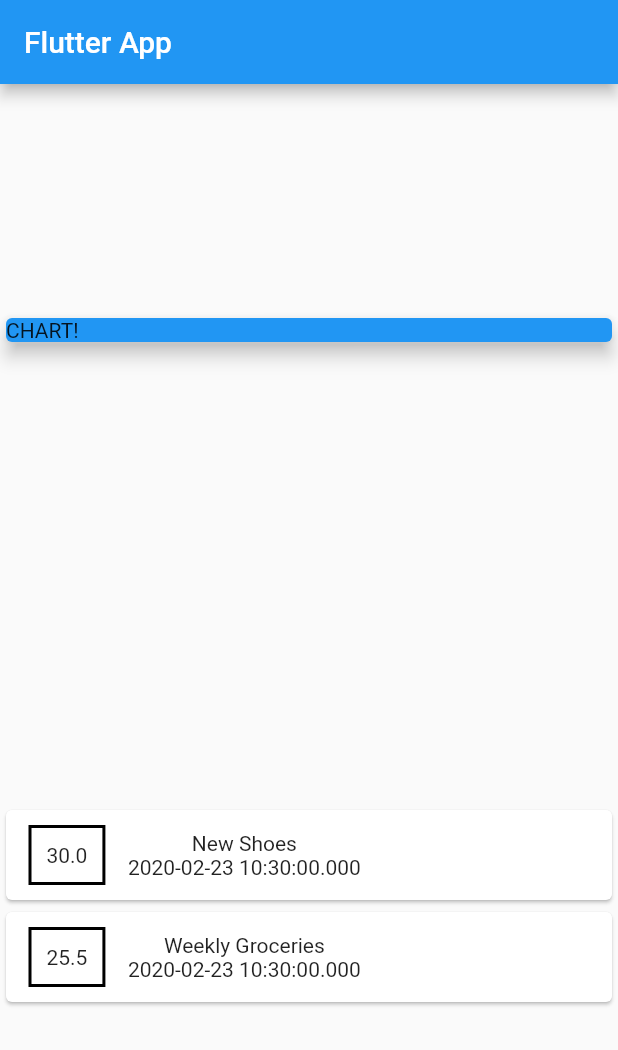
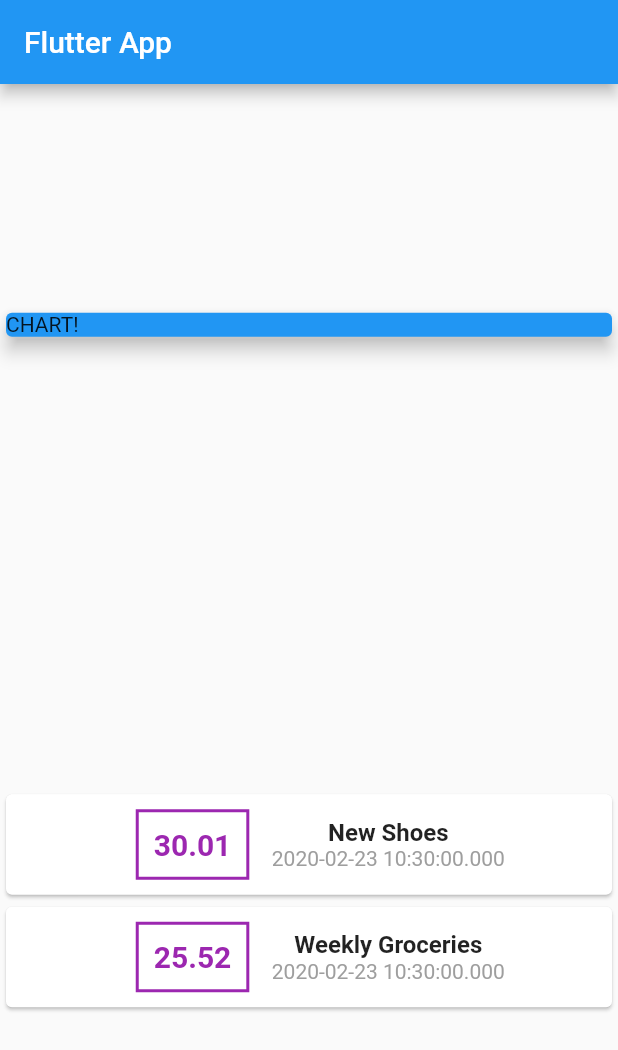
Before and after one commit to MatthieuNadeau96/Flutter_personal_expenses, a Flutter app: the screen it shows after launch, on a phone screen of 412 x 824 dp. Shown: the top 1050 px of the screen. Run offline on Flutter 3.47's test engine with Material 2 defaults, Android fonts, the phone set to English and light mode, and no system bars.

Commit message:
Styling Text

```diff
--- a/lib/main.dart
+++ b/lib/main.dart
@@ -18,13 +18,13 @@ class MyHomePage extends StatelessWidget {
     Transaction(
       id: 't1',
       title: 'New Shoes',
-      amount: 30.00,
+      amount: 30.01,
       date: DateTime.now(),
     ),
     Transaction(
       id: 't2',
       title: 'Weekly Groceries',
-      amount: 25.50,
+      amount: 25.52,
       date: DateTime.now(),
     ),
   ];
@@ -51,6 +51,7 @@ class MyHomePage extends StatelessWidget {
             children: transactions.map((tx) {
               return Card(
                 child: Row(
+                  mainAxisAlignment: MainAxisAlignment.center,
                   children: <Widget>[
                     Container(
                       margin: EdgeInsets.symmetric(
@@ -59,17 +60,30 @@ class MyHomePage extends StatelessWidget {
                       ),
                       decoration: BoxDecoration(
                         border: Border.all(
-                          color: Colors.black,
+                          color: Colors.purple,
                           width: 2,
                         ),
                       ),
                       padding: EdgeInsets.all(10),
-                      child: Text(tx.amount.toString()),
+                      child: Text(
+                        tx.amount.toString(),
+                        style: TextStyle(
+                          fontWeight: FontWeight.bold,
+                          fontSize: 20,
+                          color: Colors.purple,
+                        ),
+                      ),
                     ),
                     Column(
                       children: <Widget>[
-                        Text(tx.title),
-                        Text(tx.date.toString()),
+                        Text(
+                          tx.title,
+                          style: TextStyle(
+                            fontSize: 16,
+                            fontWeight: FontWeight.bold,
+                          ),
+                        ),
+                        Text(tx.date.toString(), style: TextStyle(color: Colors.grey),),
                       ],
                     ),
                   ],
```
